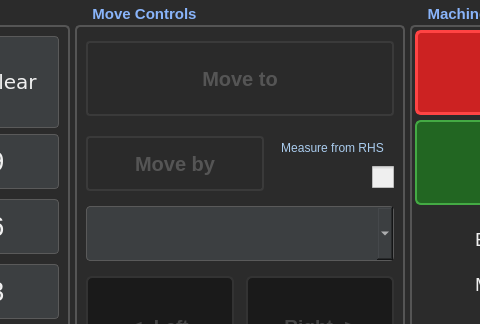
The window that linuxcnc/table_saw/table_saw.ui (andyalexander/electronic_table_saw) describes before a commit, drawn with Qt 5; both pictures show x 350 to 830 and y 0 to 324 of the 1024 by 600 pixel window.
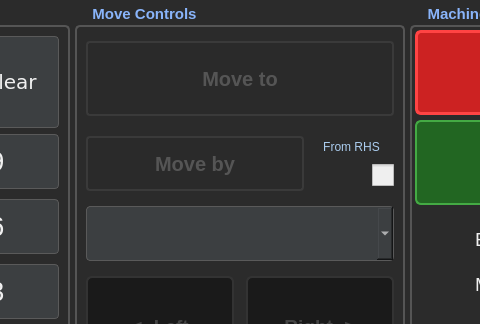
The same window after the commit. Custom widgets are drawn as their Qt base class.

Commit message:
ui: resize kerf label/checkbox, enlarge Move by button
Shrink label text to 'From RHS' and reduce column width (85px),
Move by button grows from 178→218px to fill the freed space.

```diff
--- a/linuxcnc/table_saw/table_saw.ui
+++ b/linuxcnc/table_saw/table_saw.ui
@@ -526,7 +526,7 @@
             <rect>
              <x>0</x>
              <y>100</y>
-             <width>178</width>
+             <width>218</width>
              <height>55</height>
             </rect>
            </property>
@@ -544,14 +544,14 @@
           <widget class="QLabel" name="lbl_kerf_include">
            <property name="geometry">
             <rect>
-             <x>185</x>
+             <x>223</x>
              <y>100</y>
-             <width>123</width>
-             <height>24</height>
+             <width>85</width>
+             <height>22</height>
             </rect>
            </property>
            <property name="text">
-            <string>Measure from RHS</string>
+            <string>From RHS</string>
            </property>
            <property name="alignment">
             <set>Qt::AlignCenter</set>
@@ -560,9 +560,9 @@
           <widget class="QCheckBox" name="chk_kerf_include">
            <property name="geometry">
             <rect>
-             <x>185</x>
-             <y>126</y>
-             <width>123</width>
+             <x>223</x>
+             <y>124</y>
+             <width>85</width>
              <height>30</height>
             </rect>
            </property>
```
